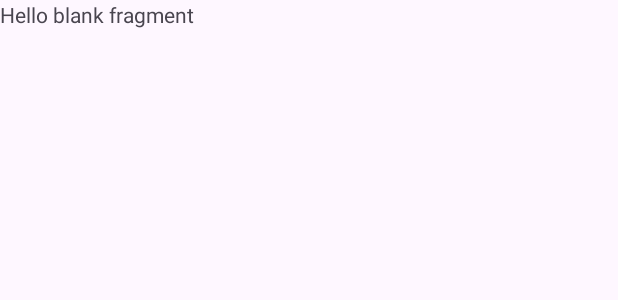
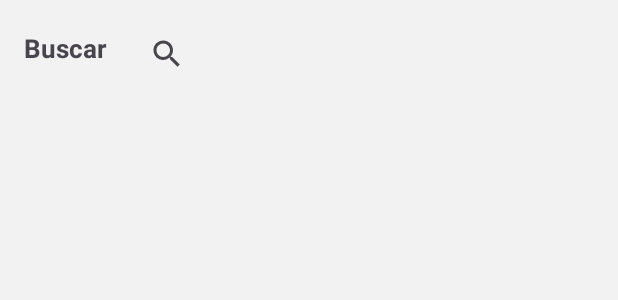
Before and after one commit to jvasquezqm/practica02-Vasquez-Yauri, an Android app: the layout fragment_gestion_player.xml on its own in the app's theme, with its tools: preview values and no code run, on a phone screen of 412 x 824 dp. Shown: the top 300 px of the screen. Run offline under Robolectric (Android 15) with nearby library versions, the phone set to English and light mode, and no system bars.

Commit message:
Creación de fragment_gestion_player.xml

```diff
--- a/app/src/main/res/layout/fragment_gestion_player.xml
+++ b/app/src/main/res/layout/fragment_gestion_player.xml
@@ -1,14 +1,49 @@
 <?xml version="1.0" encoding="utf-8"?>
-<FrameLayout xmlns:android="http://schemas.android.com/apk/res/android"
+<androidx.constraintlayout.widget.ConstraintLayout xmlns:android="http://schemas.android.com/apk/res/android"
+    xmlns:app="http://schemas.android.com/apk/res-auto"
     xmlns:tools="http://schemas.android.com/tools"
     android:layout_width="match_parent"
     android:layout_height="match_parent"
+    android:background="#F2F2F2"
     tools:context=".ui.fragments.GestionPlayerFragment">
 
-    <!-- TODO: Update blank fragment layout -->
     <TextView
-        android:layout_width="match_parent"
-        android:layout_height="match_parent"
-        android:text="@string/hello_blank_fragment" />
+        android:id="@+id/tvBuscarPlayer"
+        android:layout_width="wrap_content"
+        android:layout_height="wrap_content"
+        android:layout_marginStart="16dp"
+        android:layout_marginEnd="16dp"
+        android:text="Buscar"
+        android:textSize="17sp"
+        android:textStyle="bold"
+        app:layout_constraintBottom_toTopOf="@+id/rvPlayersAll"
+        app:layout_constraintEnd_toStartOf="@id/svPlayer"
+        app:layout_constraintStart_toStartOf="parent"
+        app:layout_constraintTop_toTopOf="parent" />
 
-</FrameLayout>
+    <SearchView
+        android:id="@+id/svPlayer"
+        android:layout_width="0dp"
+        android:layout_height="40dp"
+        android:layout_marginTop="16dp"
+        android:layout_marginEnd="16dp"
+        app:layout_constraintBottom_toTopOf="@id/rvPlayersAll"
+        app:layout_constraintEnd_toEndOf="parent"
+        app:layout_constraintStart_toEndOf="@id/tvBuscarPlayer"
+        app:layout_constraintTop_toTopOf="parent" />
+
+
+    <androidx.recyclerview.widget.RecyclerView
+        android:id="@+id/rvPlayersAll"
+        android:layout_width="0dp"
+        android:layout_height="0dp"
+        android:layout_marginStart="16dp"
+        android:layout_marginTop="8dp"
+        android:layout_marginEnd="16dp"
+        app:layout_constraintBottom_toBottomOf="parent"
+        app:layout_constraintEnd_toEndOf="parent"
+        app:layout_constraintHorizontal_bias="0.0"
+        app:layout_constraintStart_toStartOf="parent"
+        app:layout_constraintTop_toBottomOf="@+id/svPlayer"
+        app:layout_constraintVertical_bias="0.0" />
+</androidx.constraintlayout.widget.ConstraintLayout>
--- a/app/src/main/res/layout/fragment_register_player.xml
+++ b/app/src/main/res/layout/fragment_register_player.xml
@@ -106,7 +106,7 @@
         android:layout_marginStart="41dp"
         android:layout_marginEnd="41dp"
         android:hint="URL de la Foto"
-        app:layout_constraintBottom_toTopOf="@+id/btGuardar"
+        app:layout_constraintBottom_toTopOf="@+id/btBuscar"
         app:layout_constraintEnd_toEndOf="parent"
         app:layout_constraintStart_toStartOf="parent"
         app:layout_constraintTop_toBottomOf="@+id/etTeamName"
```
Also changed, not shown: app/src/main/java/com/example/practica02_vasquez_yauri/ui/fragments/GestionPlayerFragment.kt (+66 -39 lines).
